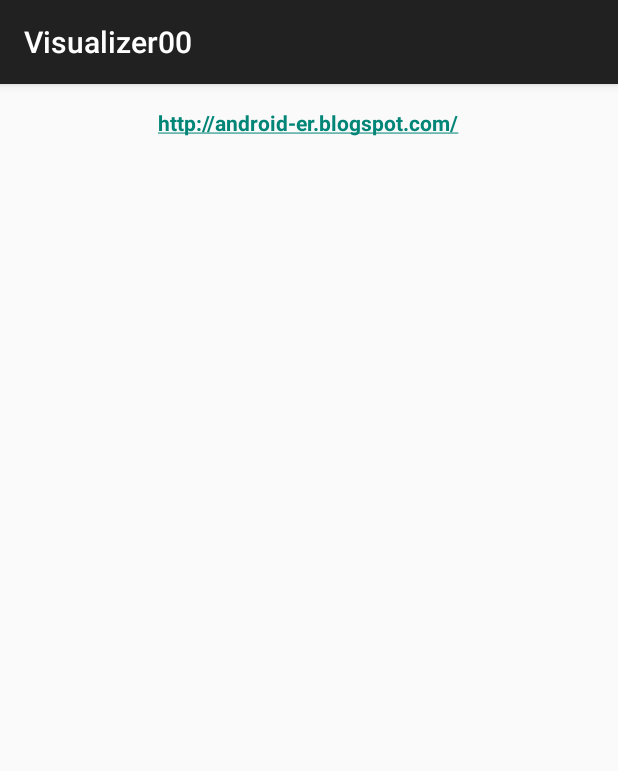
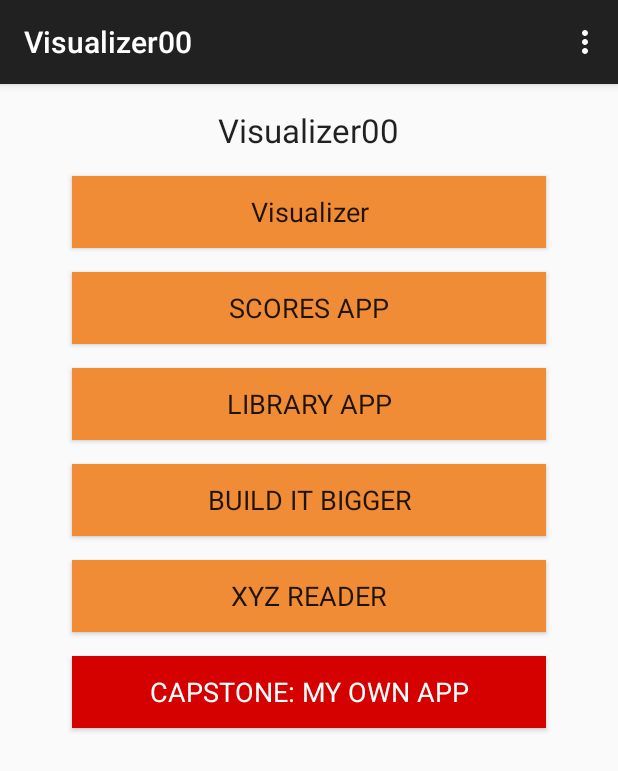
Before and after one commit to markatithinkbest/Visualizer00, an Android app: the screen it shows after launch (MainActivity), on a phone screen of 412 x 824 dp. Shown: the top 771 px of the screen. Run offline under Robolectric (Android 15) with nearby library versions, the phone set to English and light mode, and no system bars.

Commit message:
put NanoDegree MainActivity as menu on this project

```diff
--- a/app/src/main/AndroidManifest.xml
+++ b/app/src/main/AndroidManifest.xml
@@ -17,6 +17,10 @@
                 <category android:name="android.intent.category.LAUNCHER" />
             </intent-filter>
         </activity>
+        <activity
+            android:name=".VisualizerActivity"
+            android:label="@string/app_name" >
+        </activity>
     </application>
 
 </manifest>
--- a/app/src/main/res/layout/activity_main.xml
+++ b/app/src/main/res/layout/activity_main.xml
@@ -7,19 +7,106 @@
     android:paddingLeft="@dimen/activity_horizontal_margin"
     android:paddingRight="@dimen/activity_horizontal_margin"
     android:paddingTop="@dimen/activity_vertical_margin"
-    tools:context="com.example.androidaudiovisualizer.MainActivity" >
+    tools:context=".MainActivity">
 
     <TextView
         android:layout_width="wrap_content"
         android:layout_height="wrap_content"
-        android:layout_gravity="center_horizontal"
-        android:autoLink="web"
-        android:text="http://android-er.blogspot.com/"
-        android:textStyle="bold" />
+        android:layout_gravity="center"
+        android:text="@string/app_name"
+        android:textAppearance="@android:style/TextAppearance.Large" />
 
-    <com.ithinkbest.visualizer00.VisualizerView
-        android:id="@+id/myvisualizerview"
-        android:layout_width="match_parent"
-        android:layout_height="match_parent" />
+    <Button
+        android:id="@+id/btn1"
+        android:layout_width="fill_parent"
+        android:layout_height="wrap_content"
+        android:layout_gravity="center"
+        android:layout_marginLeft="@dimen/activity_margin_left"
+
+        android:layout_marginRight="@dimen/activity_margin_left"
+        android:layout_marginTop="@dimen/activity_margin_top"
+        android:background="#F08C35"
+android:onClick="onClickBtn1"
+
+        android:text="@string/btn1"
+        android:textAppearance="@android:style/TextAppearance.Medium" />
+
+    <Button
+        android:id="@+id/btn2"
+        android:layout_width="fill_parent"
+        android:layout_height="wrap_content"
+        android:layout_gravity="center"
+        android:layout_marginLeft="@dimen/activity_margin_left"
+        android:layout_marginRight="@dimen/activity_margin_left"
+        android:onClick="onClickBtn2"
+
+        android:layout_marginTop="@dimen/activity_margin_top"
+        android:background="#F08C35"
+        android:text="@string/btn2"
+        android:textAppearance="@android:style/TextAppearance.Medium" />
+
+    <Button
+        android:id="@+id/btn3"
+        android:onClick="onClickBtn3"
+
+        android:layout_width="fill_parent"
+        android:layout_height="wrap_content"
+        android:layout_gravity="center"
+        android:layout_marginLeft="@dimen/activity_margin_left"
+
+        android:layout_marginRight="@dimen/activity_margin_left"
+        android:layout_marginTop="@dimen/activity_margin_top"
+        android:background="#F08C35"
+        android:text="@string/btn3"
+        android:textAppearance="@android:style/TextAppearance.Medium" />
+
+    <Button
+        android:id="@+id/btn4"
+        android:onClick="onClickBtn4"
+
+        android:layout_width="fill_parent"
+        android:layout_height="wrap_content"
+        android:layout_gravity="center"
+        android:layout_marginLeft="@dimen/activity_margin_left"
+        android:layout_marginRight="@dimen/activity_margin_left"
+
+        android:layout_marginTop="@dimen/activity_margin_top"
+
+        android:background="#F08C35"
+        android:text="@string/btn4"
+        android:textAppearance="@android:style/TextAppearance.Medium" />
+
+    <Button
+        android:id="@+id/btn5"
+        android:onClick="onClickBtn5"
+
+        android:layout_width="fill_parent"
+        android:layout_height="wrap_content"
+        android:layout_gravity="center"
+        android:layout_marginLeft="@dimen/activity_margin_left"
+        android:layout_marginRight="@dimen/activity_margin_left"
+
+        android:layout_marginTop="@dimen/activity_margin_top"
+
+        android:background="#F08C35"
+        android:text="@string/btn5"
+        android:textAppearance="@android:style/TextAppearance.Medium" />
+
+    <Button
+        android:id="@+id/btn6"
+        android:onClick="onClickBtn6"
+
+        android:layout_width="fill_parent"
+        android:layout_height="wrap_content"
+        android:layout_gravity="center"
+        android:layout_marginLeft="@dimen/activity_margin_left"
+        android:layout_marginRight="@dimen/activity_margin_left"
+
+        android:layout_marginTop="@dimen/activity_margin_top"
+
+        android:background="#D50000"
+        android:text="@string/btn6"
+        android:textAppearance="@android:style/TextAppearance.Medium"
+        android:textColor="#FFF" />
 
 </LinearLayout>
--- a/app/src/main/res/values/dimens.xml
+++ b/app/src/main/res/values/dimens.xml
@@ -2,4 +2,7 @@
     <!-- Default screen margins, per the Android Design guidelines. -->
     <dimen name="activity_horizontal_margin">16dp</dimen>
     <dimen name="activity_vertical_margin">16dp</dimen>
+
+    <dimen name="activity_margin_left">32dp</dimen>
+    <dimen name="activity_margin_top">16dp</dimen>
 </resources>
--- a/app/src/main/res/values/strings.xml
+++ b/app/src/main/res/values/strings.xml
@@ -3,4 +3,12 @@
 
     <string name="hello_world">Hello world!</string>
     <string name="action_settings">Settings</string>
+    <string name="btn_play">Play</string>
+
+    <string name="btn1">Visualizer</string>
+    <string name="btn2">SCORES APP</string>
+    <string name="btn3">LIBRARY APP</string>
+    <string name="btn4">BUILD IT BIGGER</string>
+    <string name="btn5">XYZ READER</string>
+    <string name="btn6">CAPSTONE: MY OWN APP</string>
 </resources>
```
Also changed, not shown: app/src/main/java/com/ithinkbest/visualizer00/MainActivity.java (+52 -64 lines), app/src/main/java/com/ithinkbest/visualizer00/VisualizerActivity.java (added, +92 -0 lines), app/src/main/res/layout/activity_visualizer.xml (added, +33 -0 lines).
